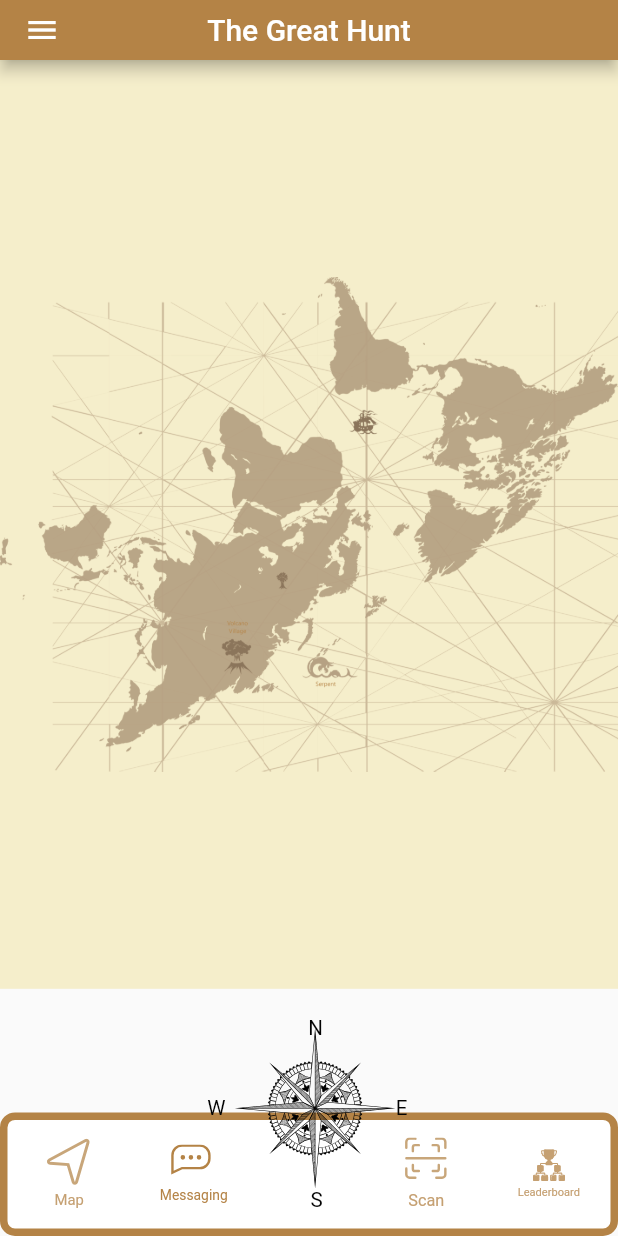
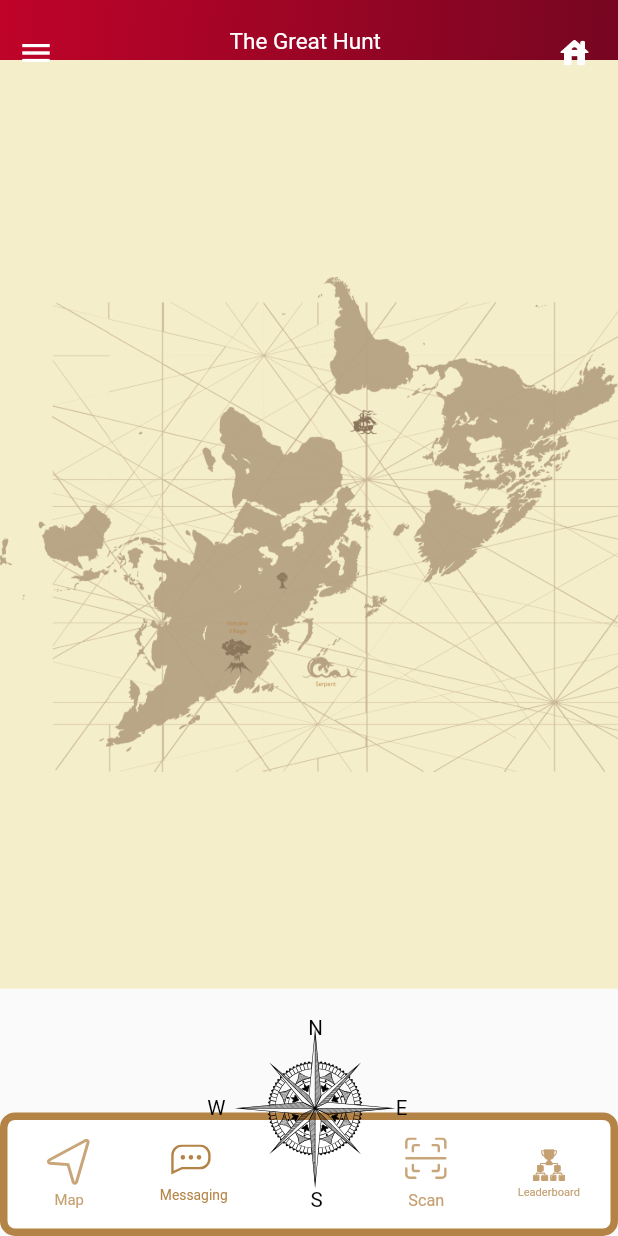
Before and after one commit to sal1717lim/the_great_hunt, a Flutter app: the screen it shows after launch, on a phone screen of 412 x 824 dp. Run offline on Flutter 3.47's test engine with Material 2 defaults, Android fonts, the light colour scheme and no system bars; our stand-ins replace flutter_svg, sqflite; missing offline and left inert: animated_splash, model_viewer, qr_code_scanner; accounts and stored records are empty.

Commit message:
new Disgne

```diff
--- a/lib/Screen/main-page.dart
+++ b/lib/Screen/main-page.dart
@@ -27,21 +27,44 @@ class _MyHomePageState extends State<MyHomePage> {
   QRViewController controller;
   Barcode result;
   bool scaned=true;
-
+  final GlobalKey<ScaffoldState> _scaffoldKey = new GlobalKey<ScaffoldState>();
 
   @override
   Widget build(BuildContext context) {
+
       this.Menu=[mapMenu(),messageMenu(),QrCodeMenu(),null];
       this.icon=[SvgPicture.asset("assets/images/wind_rose.svg",width: MediaQuery.of(context).size.width*0.36,),SvgPicture.asset("assets/images/XMLID_1491_.svg",width: MediaQuery.of(context).size.width*0.25),SvgPicture.asset("assets/images/telescope.svg",width: MediaQuery.of(context).size.width*0.25),SvgPicture.asset("assets/images/treasure-chest.svg",width: MediaQuery.of(context).size.width*0.22)];
     return Scaffold(
+      key: _scaffoldKey,
       appBar: PreferredSize(
           preferredSize: Size.fromHeight(40.0),
-          child: AppBar(
-            backgroundColor: Color(0xffB48346),
-           centerTitle: true,
-           title: Text("The Great Hunt"),
-           // hides leading widget
+          child: Container(
+            padding: EdgeInsets.only(top: 15,right: 5),
+            child: Row(
 
+              children: [
+                IconButton(icon: Icon(Icons.menu,color: Colors.white,), onPressed: ()=>_scaffoldKey.currentState.openDrawer()),
+                Spacer(),
+                Text("The Great Hunt",style: TextStyle(
+                  color: Colors.white,
+                  fontSize: 15
+                ),),Spacer()
+                ,IconButton(icon: Icon(Icons.house_rounded,color: Colors.white,), onPressed: (){}),
+
+              ],
+            ),
+            height: 80,
+            width: MediaQuery.of(context).size.width,
+            decoration: BoxDecoration(
+              gradient: LinearGradient(
+
+                begin: Alignment.topLeft,
+                end: Alignment.bottomRight,
+                colors: [Color(0xffc00329),
+                  Color(0xff760621),
+                ],
+              )
+            ),
           )
       ),
       bottomNavigationBar: Container(
@@ -174,23 +197,25 @@ class _MyHomePageState extends State<MyHomePage> {
     while(i<taille){
       message.add(SizedBox(height: 20));
       message.add(
-        Row(
-          children: [
+          Center(child:
             Container(
               margin: EdgeInsets.all(10),
+              padding: EdgeInsets.all(10),
               decoration: BoxDecoration(
                 borderRadius: BorderRadius.circular(15),
-                color: Colors.red
+                color: Color(0xffb92342)
               ),
-              width: MediaQuery.of(context).size.width*0.45,
+              width: MediaQuery.of(context).size.width*0.6,
               child: Text(
-                list_hint[i]["hint"]
+                list_hint[i]["hint"],style: TextStyle(
+                color: Colors.white
+              ),
 
               ),
             )
-          ],
-        )
-          );
+
+
+          ));
 
       i=i+1;
     }
```
Also changed, not shown: 1 other file.
